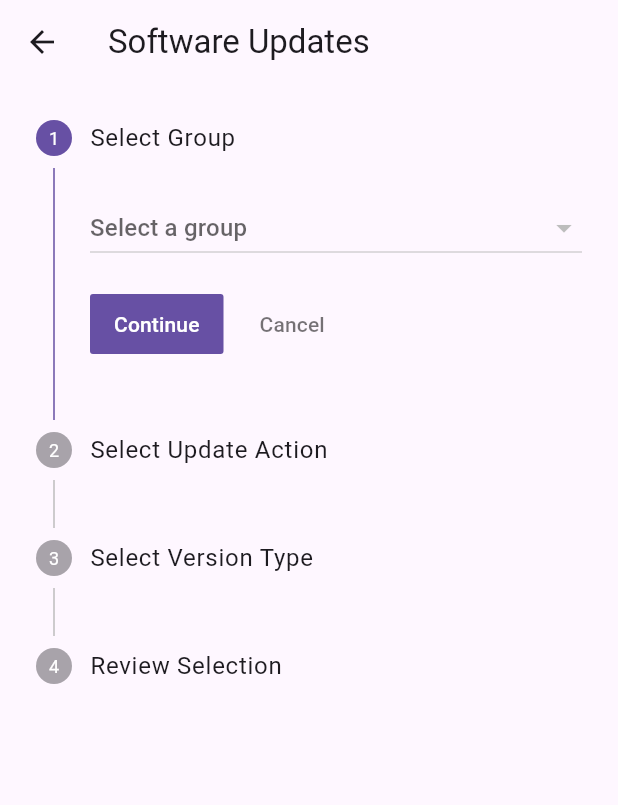
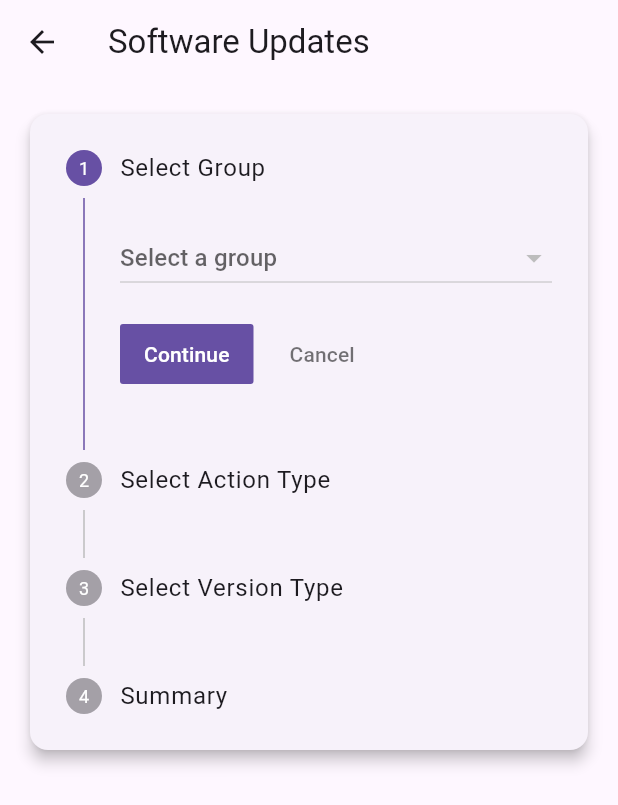
Before and after one commit to MalteKiefer/JamfApp-Flutter, a Flutter app: the UpdatesScreen screen opened directly with empty values, on a phone screen of 412 x 824 dp. Shown: the top 805 px of the screen. Run offline on Flutter 3.47's test engine with Material 3 defaults, Android fonts, the phone set to English and light mode, and no system bars; our stand-ins replace shared_preferences; accounts and stored records are empty.

Commit message:
put all in card

```diff
--- a/lib/screens/update.dart
+++ b/lib/screens/update.dart
@@ -13,12 +13,13 @@ class UpdatesScreen extends StatefulWidget {
 class UpdatesScreenState extends State<UpdatesScreen> {
   late List<dynamic> _computerGroups;
   dynamic _selectedGroup;
-  String? _selectedVersionType;
-  String? _selectedSpecificVersion;
-  String? _selectedActionType;
+  String? _selectedVersionType; // Ausgewählter Versionstyp
+  String? _selectedSpecificVersion; // Ausgewählte spezifische Version
+  String? _selectedActionType; // Ausgewählter Aktionstyp
   TextEditingController _intInputController = TextEditingController();
   TextEditingController _dateInputController = TextEditingController();
 
+  // Liste der spezifischen Versionen
   final List<String> specificVersions = [
     "15.2",
     "15.1.1",
@@ -35,6 +36,7 @@ class UpdatesScreenState extends State<UpdatesScreen> {
     "11.7.10"
   ];
 
+  // Liste der Versionstypen
   final List<Map<String, String>> versionTypes = [
     {
       "text": "Latest version based on device eligibility",
@@ -67,7 +69,8 @@ class UpdatesScreenState extends State<UpdatesScreen> {
   @override
   void initState() {
     super.initState();
-    _computerGroups = widget.computerGroups;
+    _computerGroups =
+        widget.computerGroups; // Übergebene Gruppen initialisieren
   }
 
   @override
@@ -75,11 +78,16 @@ class UpdatesScreenState extends State<UpdatesScreen> {
     return Scaffold(
       appBar: AppBar(
         title: Text('Software Updates'),
+        actions: [],
       ),
-      body: Stepper(
+      body: Padding(
+        padding: const EdgeInsets.all(16.0),
+        child: Card(
+          elevation: 4,
+          child: Stepper(
             currentStep: _currentStep,
             onStepContinue: () {
-          if (_currentStep < 4) {
+              if (_currentStep < 3) {
                 setState(() {
                   _currentStep++;
                 });
@@ -102,7 +110,7 @@ class UpdatesScreenState extends State<UpdatesScreen> {
                   items: _computerGroups.map((group) {
                     return DropdownMenuItem(
                       value: group,
-                  child: Text(group['name']),
+                      child: Text(group['name']), // Name anzeigen
                     );
                   }).toList(),
                   onChanged: (value) {
@@ -112,10 +120,13 @@ class UpdatesScreenState extends State<UpdatesScreen> {
                   },
                 ),
                 isActive: _currentStep >= 0,
+                state:
+                    _currentStep > 0 ? StepState.complete : StepState.indexed,
               ),
               Step(
-            title: Text('Select Update Action'),
+                title: Text('Select Action Type'),
                 content: Column(
+                  crossAxisAlignment: CrossAxisAlignment.stretch,
                   children: [
                     DropdownButton<dynamic>(
                       isExpanded: true,
@@ -133,7 +144,9 @@ class UpdatesScreenState extends State<UpdatesScreen> {
                         });
                       },
                     ),
-                if (_selectedActionType == "DOWNLOAD_INSTALL_ALLOW_DEFERRAL")
+                    if (_selectedActionType ==
+                        "DOWNLOAD_INSTALL_ALLOW_DEFERRAL") ...[
+                      SizedBox(height: 20),
                       TextField(
                         controller: _intInputController,
                         keyboardType: TextInputType.number,
@@ -142,7 +155,9 @@ class UpdatesScreenState extends State<UpdatesScreen> {
                           border: OutlineInputBorder(),
                         ),
                       ),
-                if (_selectedActionType == "DOWNLOAD_INSTALL_SCHEDULE")
+                    ],
+                    if (_selectedActionType == "DOWNLOAD_INSTALL_SCHEDULE") ...[
+                      SizedBox(height: 20),
                       TextField(
                         controller: _dateInputController,
                         readOnly: true,
@@ -166,12 +181,16 @@ class UpdatesScreenState extends State<UpdatesScreen> {
                         },
                       ),
                     ],
+                  ],
                 ),
                 isActive: _currentStep >= 1,
+                state:
+                    _currentStep > 1 ? StepState.complete : StepState.indexed,
               ),
               Step(
                 title: Text('Select Version Type'),
                 content: Column(
+                  crossAxisAlignment: CrossAxisAlignment.stretch,
                   children: [
                     DropdownButton<dynamic>(
                       isExpanded: true,
@@ -192,7 +211,8 @@ class UpdatesScreenState extends State<UpdatesScreen> {
                         });
                       },
                     ),
-                if (_selectedVersionType == "SPECIFIC_VERSION")
+                    if (_selectedVersionType == "SPECIFIC_VERSION") ...[
+                      SizedBox(height: 20),
                       DropdownButton<dynamic>(
                         isExpanded: true,
                         value: _selectedSpecificVersion,
@@ -210,29 +230,37 @@ class UpdatesScreenState extends State<UpdatesScreen> {
                         },
                       ),
                     ],
+                  ],
                 ),
                 isActive: _currentStep >= 2,
+                state:
+                    _currentStep > 2 ? StepState.complete : StepState.indexed,
               ),
               Step(
-            title: Text('Review Selection'),
+                title: Text('Summary'),
                 content: Column(
-              crossAxisAlignment: CrossAxisAlignment.start,
+                  crossAxisAlignment: CrossAxisAlignment.stretch,
                   children: [
+                    Text('Group: ${_selectedGroup?['name'] ?? 'None'}'),
                     Text(
-                    'Selected Group: ${_selectedGroup != null ? _selectedGroup['name'] : 'None'}'),
-                Text('Selected Action: $_selectedActionType'),
-                if (_selectedActionType == "DOWNLOAD_INSTALL_ALLOW_DEFERRAL")
+                        'Action Type: ${_selectedActionType != null ? actionTypes.firstWhere((type) => type['value'] == _selectedActionType)['text'] : 'None'}'),
+                    Text(
+                        'Version Type: ${_selectedVersionType != null ? versionTypes.firstWhere((type) => type['value'] == _selectedVersionType)['text'] : 'None'}'),
+                    if (_selectedSpecificVersion != null)
+                      Text('Specific Version: $_selectedSpecificVersion'),
+                    if (_intInputController.text.isNotEmpty)
                       Text('Deferral: ${_intInputController.text}'),
-                if (_selectedActionType == "DOWNLOAD_INSTALL_SCHEDULE")
-                  Text('Install Date: ${_dateInputController.text}'),
-                Text('Version Type: $_selectedVersionType'),
-                if (_selectedVersionType == "SPECIFIC_VERSION")
-                  Text('Specific Version: $_selectedSpecificVersion'),
+                    if (_dateInputController.text.isNotEmpty)
+                      Text('Scheduled Date: ${_dateInputController.text}'),
                   ],
                 ),
                 isActive: _currentStep >= 3,
+                state:
+                    _currentStep == 3 ? StepState.complete : StepState.indexed,
               ),
             ],
+          ),
+        ),
       ),
     );
   }
```
Lines whose indentation alone changed are shown as unchanged.
